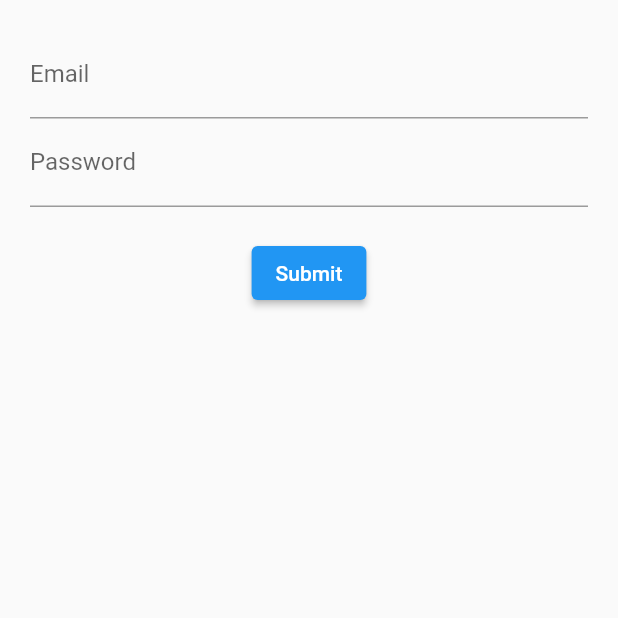
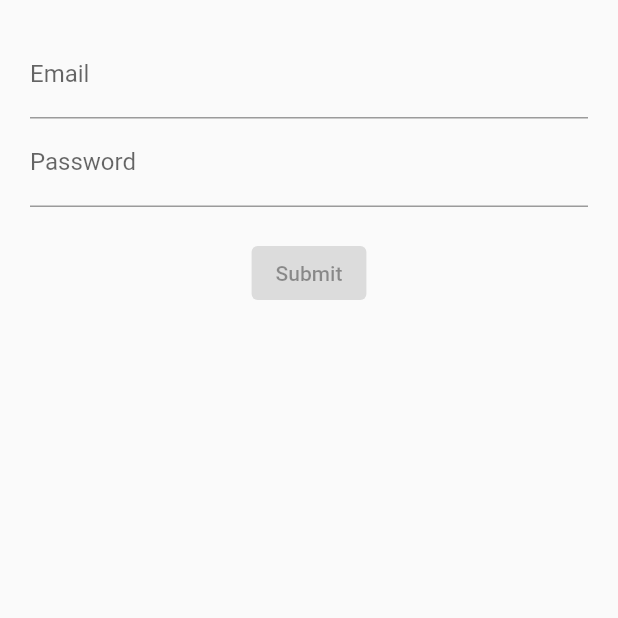
Before and after one commit to aminedammak/login_bloc, a Flutter app: the screen it shows after launch, on a phone screen of 412 x 824 dp, the top half of it. Run offline on Flutter 3.47's test engine with Material 2 defaults, Android fonts, the phone set to English and light mode, and no system bars; our stand-ins replace rxdart.

```diff
--- a/lib/src/blocs/bloc.dart
+++ b/lib/src/blocs/bloc.dart
@@ -1,9 +1,10 @@
 import "dart:async";
 import "../mixins/validators.dart";
+import 'package:rxdart/rxdart.dart';
 
 class Bloc extends Object with Validators {
-  final _email = StreamController<String>();
-  final _password = StreamController<String>();
+  final _email = StreamController<String>.broadcast();
+  final _password = StreamController<String>.broadcast();
 
   //Add data to stream
   Function(String) get changeEmail => _email.sink.add;
@@ -12,6 +13,9 @@ class Bloc extends Object with Validators {
   // Change data
   Stream<String> get email => _email.stream.transform(validateEmail);
   Stream<String> get password => _password.stream.transform(validePassword);
+
+  Stream<bool> get submitValid =>
+      CombineLatestStream.combine2(email, password, (a, b) => true);
 }
 
 //final bloc = Bloc();
--- a/lib/src/mixins/validators.dart
+++ b/lib/src/mixins/validators.dart
@@ -6,7 +6,6 @@ class Validators {
       if (email.contains("@")) {
         sink.add(email);
       } else {
-        print("invalid");
         sink.addError("Invalid email");
       }
     },
--- a/lib/src/screens/login_screen.dart
+++ b/lib/src/screens/login_screen.dart
@@ -15,7 +15,7 @@ class LoginScreen extends StatelessWidget {
           Container(
             margin: EdgeInsets.only(bottom: 20),
           ),
-          submitButton(),
+          submitButton(bloc),
         ],
       ),
     );
@@ -26,7 +26,6 @@ Widget emailField(Bloc bloc) {
   return StreamBuilder(
     stream: bloc.email,
     builder: (context, snapshot) {
-      print("builder invoked");
       return TextField(
         keyboardType: TextInputType.emailAddress,
         decoration: InputDecoration(
@@ -56,6 +55,14 @@ Widget passwordField(Bloc bloc) {
   );
 }
 
-Widget submitButton() {
-  return ElevatedButton(onPressed: () {}, child: Text("Submit"));
+Widget submitButton(Bloc bloc) {
+  return StreamBuilder(
+    stream: bloc.submitValid,
+    builder: (context, snapshot) {
+      return ElevatedButton(
+        onPressed: snapshot.hasData ? () {} : null,
+        child: Text("Submit"),
+      );
+    },
+  );
 }
--- a/pubspec.yaml
+++ b/pubspec.yaml
@@ -3,7 +3,7 @@ description: A new Flutter project.
 
 # The following line prevents the package from being accidentally published to
 # pub.dev using `flutter pub publish`. This is preferred for private packages.
-publish_to: 'none' # Remove this line if you wish to publish to pub.dev
+publish_to: "none" # Remove this line if you wish to publish to pub.dev
 
 # The following defines the version and build number for your application.
 # A version number is three numbers separated by dots, like 1.2.43
@@ -30,10 +30,10 @@ dependencies:
   flutter:
     sdk: flutter
 
-
   # The following adds the Cupertino Icons font to your application.
   # Use with the CupertinoIcons class for iOS style icons.
   cupertino_icons: ^1.0.2
+  rxdart: ^0.27.3
 
 dev_dependencies:
   flutter_test:
@@ -51,7 +51,6 @@ dev_dependencies:
 
 # The following section is specific to Flutter.
 flutter:
-
   # The following line ensures that the Material Icons font is
   # included with your application, so that you can use the icons in
   # the material Icons class.
```
Also changed, not shown: pubspec.lock.
